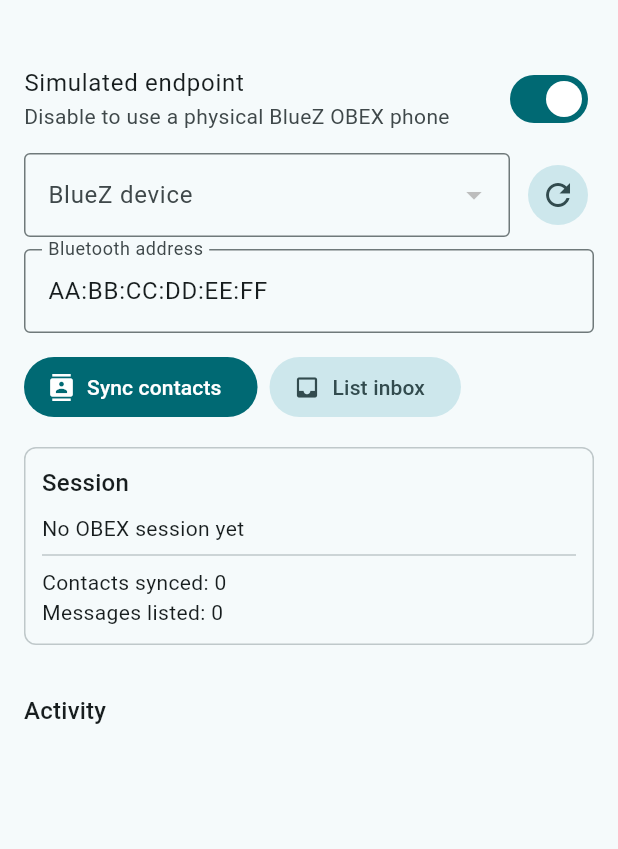
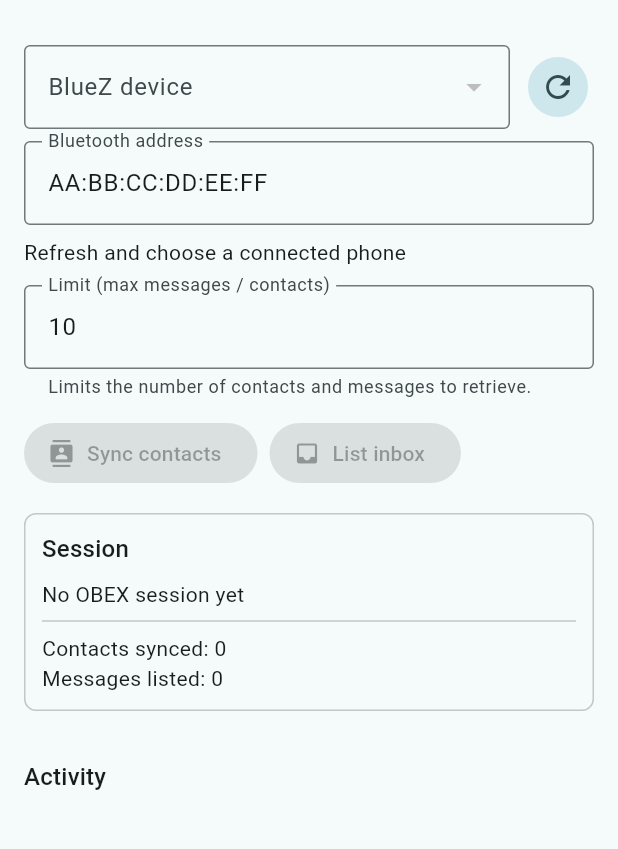
Before and after one commit to jaydon2020/bluez_obex_native, a Flutter app: the screen it shows after launch, on a phone screen of 412 x 824 dp, the part 63-912 px from its top. Run offline on Flutter 3.47's test engine with Material 3 defaults, Android fonts, the phone set to English and light mode, and no system bars; missing offline and left inert: dart:ffi.

Commit message:
feat: remove simulation from examples and add contact/message limit controls
Signed-off-by: Jian De <jiande2020@protonmail.com>

```diff
--- a/example/flutter_phone_message/lib/main.dart
+++ b/example/flutter_phone_message/lib/main.dart
@@ -39,6 +39,7 @@ class PhoneMessageHome extends StatefulWidget {
 
 class _PhoneMessageHomeState extends State<PhoneMessageHome> {
   final _addressController = TextEditingController(text: 'AA:BB:CC:DD:EE:FF');
+  final _limitController = TextEditingController(text: '10');
   final _log = <String>[];
   Directory? _workspace;
   BlueZObexClient? _client;
@@ -48,7 +49,7 @@ class _PhoneMessageHomeState extends State<PhoneMessageHome> {
   String? _selectedAddress;
   List<BlueZObexPhonebookEntry> _contacts = const [];
   List<BlueZObexMessage> _messages = const [];
-  bool _simulated = true;
+  static const bool _simulated = false;
   bool _busy = false;
   String? _contactsFile;
   String? _messageFile;
@@ -89,6 +90,7 @@ class _PhoneMessageHomeState extends State<PhoneMessageHome> {
   @override
   void dispose() {
     _addressController.dispose();
+    _limitController.dispose();
     _eventSubscription?.cancel();
     _client?.dispose();
     _workspace?.delete(recursive: true).ignore();
@@ -212,29 +214,16 @@ class _PhoneMessageHomeState extends State<PhoneMessageHome> {
     });
   }
 
-  void _setSimulated(bool value) {
-    _eventSubscription?.cancel().ignore();
-    _client?.dispose().ignore();
-    setState(() {
-      _simulated = value;
-      _client = null;
-      _session = null;
-      _devices = const [];
-      _selectedAddress = null;
-      _contacts = const [];
-      _messages = const [];
-      _contactsFile = null;
-      _messageFile = null;
-    });
-  }
-
   Future<void> _syncContacts() async {
     final session = await _createSession('pbap');
     final phonebook = session.phonebook;
     await phonebook.select('int', 'pb');
-    final contacts = await phonebook.list();
+    final limit = int.tryParse(_limitController.text) ?? 10;
+    final contacts = await phonebook.list(filters: {'MaxCount': limit});
     final targetFile = '${_workspace!.path}/contacts.vcf';
-    await _waitForTransferComplete(() => phonebook.pullAll(targetFile));
+    await _waitForTransferComplete(
+      () => phonebook.pullAll(targetFile, filters: {'MaxCount': limit}),
+    );
     setState(() {
       _contacts = contacts;
       _contactsFile = targetFile;
@@ -245,9 +234,10 @@ class _PhoneMessageHomeState extends State<PhoneMessageHome> {
   Future<void> _loadInbox() async {
     final session = await _createSession('map');
     final access = session.messageAccess;
+    final limit = int.tryParse(_limitController.text) ?? 10;
     final messages = await access.listMessages(
       'telecom/msg/inbox',
-      filters: {'MaxCount': 50, 'SubjectLength': 120},
+      filters: {'MaxCount': limit, 'SubjectLength': 120},
     );
     setState(() {
       _messages = messages;
@@ -577,12 +567,10 @@ class _PhoneMessageHomeState extends State<PhoneMessageHome> {
         children: [
           _ConnectionPanel(
             addressController: _addressController,
-            simulated: _simulated,
             busy: _busy,
             devices: _devices,
             selectedAddress: _selectedAddress,
             selectedDevice: _selectedDevice,
-            onSimulatedChanged: _setSimulated,
             onRefreshDevices: () => _run('refresh devices', _refreshDevices),
             onDeviceSelected: (value) {
               if (value == null) {
@@ -593,6 +581,17 @@ class _PhoneMessageHomeState extends State<PhoneMessageHome> {
                 _addressController.text = value;
               });
             },
+          ),
+          const SizedBox(height: 12),
+          TextField(
+            controller: _limitController,
+            enabled: !_busy,
+            keyboardType: TextInputType.number,
+            decoration: const InputDecoration(
+              labelText: 'Limit (max messages / contacts)',
+              helperText: 'Limits the number of contacts and messages to retrieve.',
+              border: OutlineInputBorder(),
+            ),
           ),
           const SizedBox(height: 12),
           Wrap(
@@ -679,23 +678,19 @@ class _PhoneMessageHomeState extends State<PhoneMessageHome> {
 
 class _ConnectionPanel extends StatelessWidget {
   final TextEditingController addressController;
-  final bool simulated;
   final bool busy;
   final List<BlueZDevice> devices;
   final String? selectedAddress;
   final BlueZDevice? selectedDevice;
-  final ValueChanged<bool> onSimulatedChanged;
   final VoidCallback onRefreshDevices;
   final ValueChanged<String?> onDeviceSelected;
 
   const _ConnectionPanel({
     required this.addressController,
-    required this.simulated,
     required this.busy,
     required this.devices,
     required this.selectedAddress,
     required this.selectedDevice,
-    required this.onSimulatedChanged,
     required this.onRefreshDevices,
     required this.onDeviceSelected,
   });
@@ -705,13 +700,6 @@ class _ConnectionPanel extends StatelessWidget {
     return Column(
       crossAxisAlignment: CrossAxisAlignment.stretch,
       children: [
-        SwitchListTile(
-          contentPadding: EdgeInsets.zero,
-          title: const Text('Simulated endpoint'),
-          subtitle: const Text('Disable to use a physical BlueZ OBEX phone'),
-          value: simulated,
-          onChanged: busy ? null : onSimulatedChanged,
-        ),
         Row(
           children: [
             Expanded(
@@ -745,16 +733,14 @@ class _ConnectionPanel extends StatelessWidget {
         const SizedBox(height: 8),
         TextField(
           controller: addressController,
-          enabled: simulated && !busy,
+          enabled: !busy,
           decoration: const InputDecoration(
             labelText: 'Bluetooth address',
             border: OutlineInputBorder(),
           ),
         ),
-        if (!simulated) ...[
-          const SizedBox(height: 8),
-          Text(_deviceStatusText(selectedDevice)),
-        ],
+        const SizedBox(height: 8),
+        Text(_deviceStatusText(selectedDevice)),
       ],
     );
   }
--- a/example/message_inbox.dart
+++ b/example/message_inbox.dart
@@ -16,22 +16,35 @@ Future<void> main(List<String> args) async {
         '  download <message_path>  Download a specific message to message.bmsg',
         '',
         '  address    The Bluetooth address (e.g. AA:BB:CC:DD:EE:FF)',
-        '  --simulated  Use the simulated OBEX endpoint',
+        '  --limit <number>  Max number of messages to fetch (default: 10)',
       ],
     );
     return;
   }
 
-  final positionalArgs = args.where((arg) => !arg.startsWith('-')).toList();
+  final limitStr = hasFlag(args, '--limit') ? optionValue(args, '--limit') : '10';
+  final limit = int.tryParse(limitStr) ?? 10;
+
+  final positionalArgs = <String>[];
+  for (var i = 0; i < args.length; i++) {
+    final arg = args[i];
+    if (arg.startsWith('-')) {
+      if (arg == '--limit' && i + 1 < args.length) {
+        i++;
+      }
+      continue;
+    }
+    positionalArgs.add(arg);
+  }
+
   final address = positionalArgs.isNotEmpty
       ? positionalArgs[0]
       : kDefaultAddress;
   final action = positionalArgs.length > 1 ? positionalArgs[1] : 'list';
   final messagePath = positionalArgs.length > 2 ? positionalArgs[2] : null;
-  final simulated = hasFlag(args, '--simulated');
 
-  print('Connecting to $address (simulated: $simulated)...');
-  final client = await createClient(simulated: simulated);
+  print('Connecting to $address...');
+  final client = await createClient();
 
   try {
     print('Creating session for target "map"...');
@@ -43,7 +56,7 @@ Future<void> main(List<String> args) async {
       print('Listing messages...');
       final messages = await session.messageAccess.listMessages(
         'telecom/msg/inbox',
-        filters: {'MaxCount': 50, 'SubjectLength': 120},
+        filters: {'MaxCount': limit, 'SubjectLength': 120},
       );
       if (messages.isEmpty) {
         print('  (No messages)');
--- a/example/obex_example_utils.dart
+++ b/example/obex_example_utils.dart
@@ -28,11 +28,9 @@ void printUsage(String usage, List<String> details) {
   }
 }
 
-Future<BlueZObexClient> createClient({bool simulated = false}) async {
+Future<BlueZObexClient> createClient() async {
   try {
-    return simulated
-        ? await BlueZObexClient.simulated()
-        : await BlueZObexClient.connect();
+    return await BlueZObexClient.connect();
   } catch (error) {
     throw StateError(
       '$error\n'
--- a/example/phonebook_sync.dart
+++ b/example/phonebook_sync.dart
@@ -12,17 +12,31 @@ Future<void> main(List<String> args) async {
         'Connects to a Bluetooth device, creates a PBAP session, and downloads contacts to contacts.vcf.',
         '',
         '  address    The Bluetooth address (e.g. AA:BB:CC:DD:EE:FF)',
-        '  --simulated  Use the simulated OBEX endpoint instead of a physical device',
+        '  --limit <number>  Max number of contacts to fetch (default: 10)',
       ],
     );
     return;
   }
 
-  final address = args.where((arg) => !arg.startsWith('-')).firstOrNull ?? kDefaultAddress;
-  final simulated = hasFlag(args, '--simulated');
+  final limitStr = hasFlag(args, '--limit') ? optionValue(args, '--limit') : '10';
+  final limit = int.tryParse(limitStr) ?? 10;
 
-  print('Connecting to $address (simulated: $simulated)...');
-  final client = await createClient(simulated: simulated);
+  final positionalArgs = <String>[];
+  for (var i = 0; i < args.length; i++) {
+    final arg = args[i];
+    if (arg.startsWith('-')) {
+      if (arg == '--limit' && i + 1 < args.length) {
+        i++;
+      }
+      continue;
+    }
+    positionalArgs.add(arg);
+  }
+
+  final address = positionalArgs.firstOrNull ?? kDefaultAddress;
+
+  print('Connecting to $address...');
+  final client = await createClient();
 
   try {
     print('Creating session for target "pbap"...');
@@ -35,8 +49,8 @@ Future<void> main(List<String> args) async {
     final size = await session.phonebook.getSize();
     print('Phonebook size: $size');
 
-    print('Listing entries (max 50)...');
-    final entries = await session.phonebook.list(filters: {'MaxCount': 50});
+    print('Listing entries (max $limit)...');
+    final entries = await session.phonebook.list(filters: {'MaxCount': limit});
     for (final entry in entries) {
       print('  ${entry.name}');
     }
```
